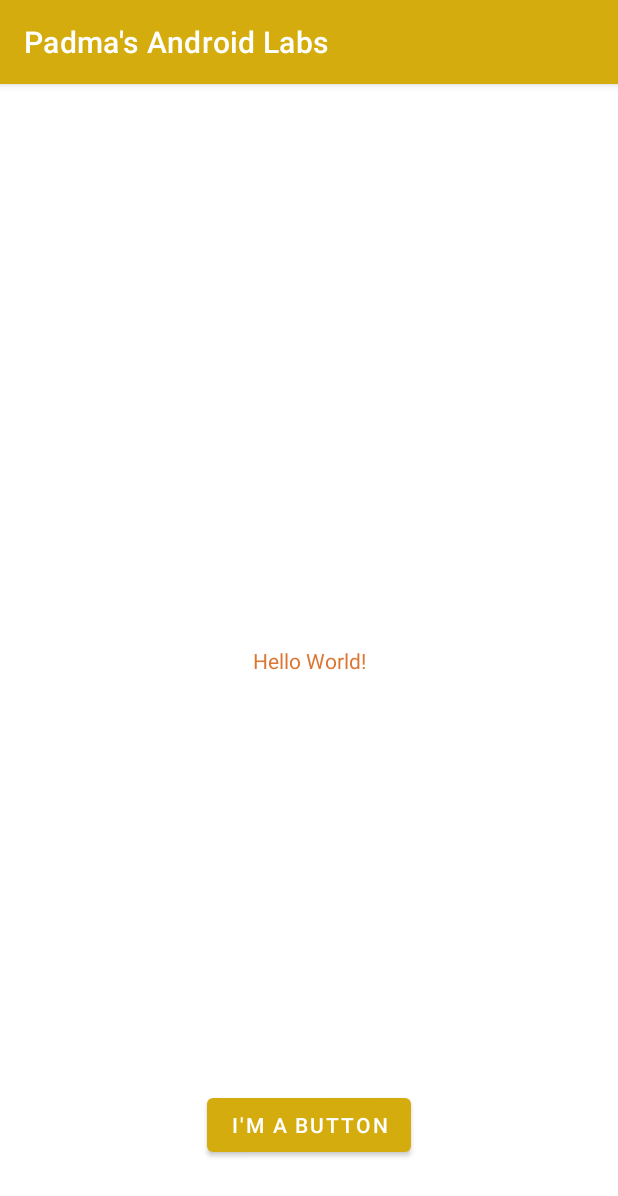
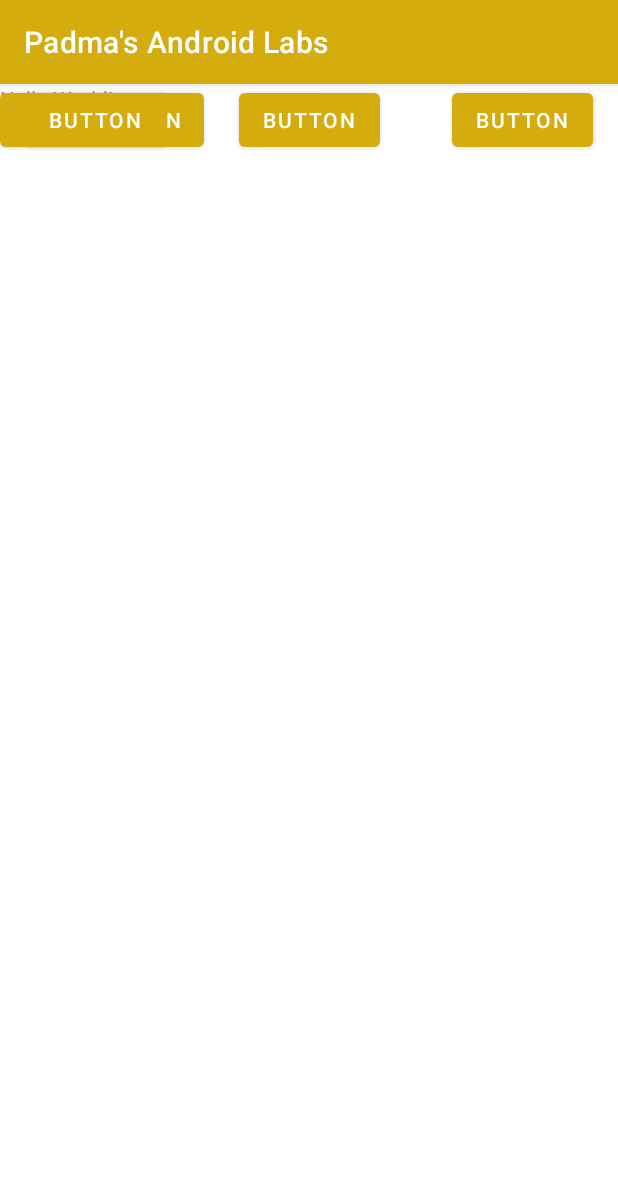
Before and after one commit to padma2code/PadmasAndroidLabs, an Android app: the screen it shows after launch (MainActivity), on a phone screen of 412 x 824 dp. Shown: the top 1196 px of the screen. Run offline under Robolectric (Android 15) with nearby library versions, the phone set to English and light mode, and no system bars.

Commit message:
Finished step 2

```diff
--- a/app/src/main/res/layout/activity_main.xml
+++ b/app/src/main/res/layout/activity_main.xml
@@ -10,20 +10,47 @@
         android:layout_width="wrap_content"
         android:layout_height="wrap_content"
         android:text="@string/hello_message"
-        app:layout_constraintBottom_toBottomOf="parent"
-        app:layout_constraintEnd_toEndOf="parent"
-        app:layout_constraintStart_toStartOf="parent"
-        app:layout_constraintTop_toTopOf="parent" />
+        tools:layout_editor_absoluteX="168dp"
+        tools:layout_editor_absoluteY="356dp" />
 
     <Button
         android:layout_width="wrap_content"
         android:layout_height="wrap_content"
-        android:layout_marginBottom="50dp"
         android:text="@string/button_message"
-        app:layout_constraintBottom_toBottomOf="parent"
+        tools:layout_editor_absoluteX="138dp"
+        tools:layout_editor_absoluteY="634dp" />
+
+    <Button
+        android:id="@+id/button"
+        android:layout_width="wrap_content"
+        android:layout_height="wrap_content"
+        android:text="Button"
+        app:layout_constraintEnd_toStartOf="@+id/button2"
+        app:layout_constraintHorizontal_bias="0.5"
+        app:layout_constraintStart_toStartOf="parent"
+        tools:layout_editor_absoluteY="32dp" />
+
+    <Button
+        android:id="@+id/button2"
+        android:layout_width="wrap_content"
+        android:layout_height="wrap_content"
+        android:layout_marginStart="32dp"
+        android:text="Button"
+        app:layout_constraintEnd_toStartOf="@+id/button3"
+        app:layout_constraintHorizontal_bias="0.5"
+        app:layout_constraintStart_toEndOf="@+id/button"
+        app:layout_constraintTop_toTopOf="@+id/button" />
+
+    <Button
+        android:id="@+id/button3"
+        android:layout_width="wrap_content"
+        android:layout_height="wrap_content"
+        android:layout_marginStart="32dp"
+        android:text="Button"
         app:layout_constraintEnd_toEndOf="parent"
         app:layout_constraintHorizontal_bias="0.5"
-        app:layout_constraintStart_toStartOf="parent" />
+        app:layout_constraintStart_toEndOf="@+id/button2"
+        app:layout_constraintTop_toTopOf="@+id/button2" />
 
 
 </androidx.constraintlayout.widget.ConstraintLayout>
```
